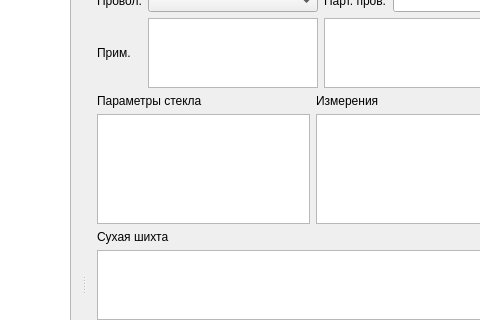
First picture: the form in mainwidget.ui, repository Sergeyego/el_part, before the edit; both pictures show x 270 to 750 and y 89 to 409 of the 1020 by 746 pixel window.
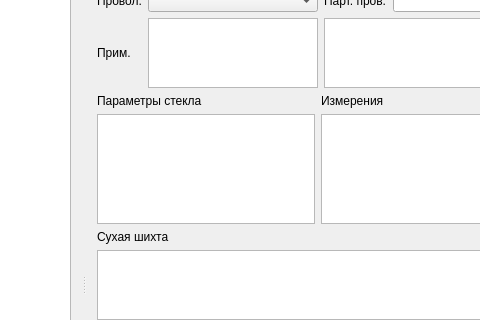
Second picture: the form after the edit. Custom widgets are drawn as their Qt base class.

The edit to the form file:
```diff
--- a/mainwidget.ui
+++ b/mainwidget.ui
@@ -288,7 +288,7 @@
              </property>
              <property name="maximumSize">
               <size>
-               <width>230</width>
+               <width>240</width>
                <height>110</height>
               </size>
              </property>
```
